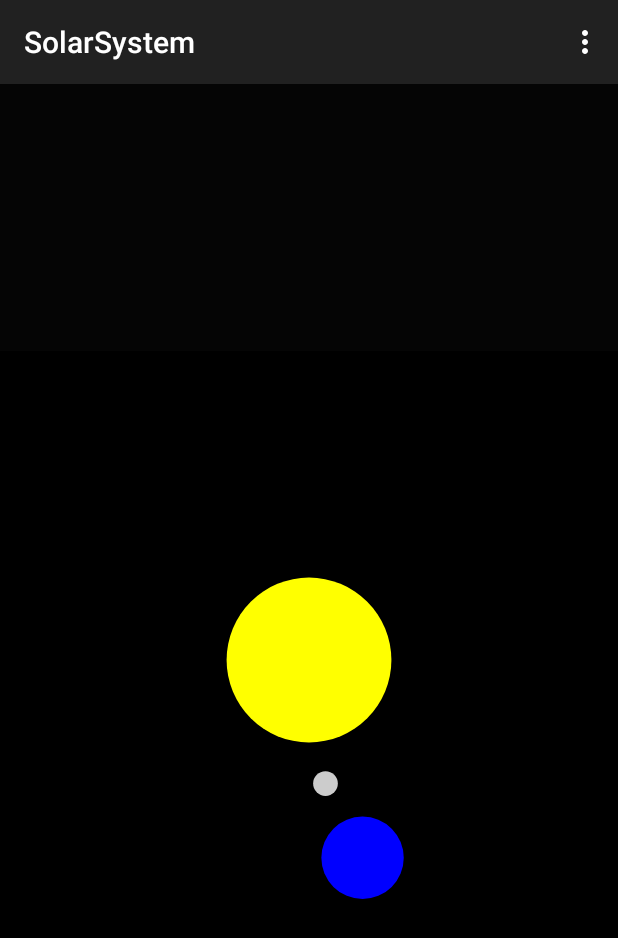
After one commit to vrnvikas/DragActivity, an Android app: the SolarSystem screen opened directly, with no data from a screen before it, on a phone screen of 412 x 824 dp. The commit adds this screen. Shown: the top 938 px of the screen. Run offline under Robolectric (Android 15) with nearby library versions, the phone set to English and light mode, and no system bars.

Commit message:
new
solar system added

```diff
--- a/app/src/main/AndroidManifest.xml
+++ b/app/src/main/AndroidManifest.xml
@@ -24,6 +24,10 @@
             android:name=".InteractiveBook"
             android:label="@string/title_activity_interactive_book" >
         </activity>
+        <activity
+            android:name=".SolarSystem"
+            android:label="@string/title_activity_solar_system" >
+        </activity>
     </application>
 
 </manifest>
--- /dev/null
+++ b/app/src/main/java/com/materialtest/vikaskumar/dragactivity/OrreryDrawable.java
@@ -0,0 +1,113 @@
+package com.materialtest.vikaskumar.dragactivity;
+
+import android.graphics.Color;
+import android.graphics.Point;
+import android.graphics.drawable.Drawable;
+import android.graphics.drawable.LayerDrawable;
+import android.graphics.drawable.ShapeDrawable;
+import android.graphics.drawable.shapes.OvalShape;
+import android.graphics.drawable.shapes.RectShape;
+import android.widget.ImageView;
+
+/**
+ * Created by Vikas Kumar on 30-10-2015.
+ */
+public class OrreryDrawable extends LayerDrawable{
+
+    private static final int SPACE_HEIGHT = 150;
+    private static final int RADIUS_SUN = 20;
+    private static final int RADIUS_EARTH = 10;
+    private static final int RADIUS_MOON = 3;
+    private static final int ORBIT_EARTH = 50;
+    private static final int ORBIT_MOON = 20;
+    private static final int SPACE_ID = 0;
+    private static final int SUN_ID = 1;
+    private static final int EARTH_ID = 2;
+    private static final int MOON_ID = 3;
+
+
+    private float rotationEarth=0;
+    private float rotationMoon=0;
+
+
+    public OrreryDrawable(Drawable[] bodies) {
+        super(bodies);
+    }
+
+
+    public static OrreryDrawable Create()
+    {
+        ShapeDrawable space = new ShapeDrawable(new RectShape());
+        space.getPaint().setColor(Color.BLACK);
+        space.setIntrinsicHeight(SPACE_HEIGHT);
+        space.setIntrinsicWidth(SPACE_HEIGHT);
+        ShapeDrawable sun = new ShapeDrawable(new OvalShape());
+        sun.getPaint().setColor(Color.YELLOW);
+        sun.setIntrinsicHeight(RADIUS_SUN*2);
+        sun.setIntrinsicWidth(RADIUS_SUN*2);
+
+        ShapeDrawable earth = new ShapeDrawable(new OvalShape());
+        earth.getPaint().setColor(Color.BLUE);
+        earth.setIntrinsicHeight(RADIUS_EARTH*2);
+        earth.setIntrinsicWidth(RADIUS_EARTH*2);
+        ShapeDrawable moon = new ShapeDrawable(new OvalShape());
+        moon.getPaint().setColor(Color.LTGRAY);
+        moon.setIntrinsicHeight(RADIUS_MOON*2);
+        moon.setIntrinsicWidth(RADIUS_MOON*2);
+        Drawable[] bodies = {space, sun, earth, moon};
+        OrreryDrawable myOrrery = new OrreryDrawable(bodies);
+        myOrrery.setEarthPosition(0);
+        myOrrery.setMoonPosition(0);
+        myOrrery.setLayerInset(
+                SPACE_ID,0,0,0,0);
+        myOrrery.setLayerInset(
+                SUN_ID,
+                SPACE_HEIGHT/2-RADIUS_SUN,
+                SPACE_HEIGHT/2-RADIUS_SUN,
+                SPACE_HEIGHT/2-RADIUS_SUN,
+                SPACE_HEIGHT/2-RADIUS_SUN);
+
+        return myOrrery;
+
+    }
+
+    public void setEarthPosition(float rotationEarth)
+    {
+        this.rotationEarth = rotationEarth;
+        Point earthCenter = getEarthCenter();
+        setLayerInset(EARTH_ID, (int) (earthCenter.x - RADIUS_EARTH), (int) (earthCenter.y - RADIUS_EARTH),
+                (int) (SPACE_HEIGHT - earthCenter.x - RADIUS_EARTH),
+                (int) (SPACE_HEIGHT - earthCenter.y - RADIUS_EARTH));
+        this.onBoundsChange(getBounds());
+    }
+
+    public void setMoonPosition(float rotationMoon)
+    {
+        this.rotationMoon = rotationMoon;
+        Point moonCenter = getMoonCenter();
+        setLayerInset(MOON_ID, (int) (moonCenter.x - RADIUS_MOON), (int) (moonCenter.y - RADIUS_MOON),
+                (int) (SPACE_HEIGHT - moonCenter.x - RADIUS_MOON),
+                (int) (SPACE_HEIGHT - moonCenter.y - RADIUS_MOON));
+        this.onBoundsChange(getBounds());
+    }
+
+    private Point getEarthCenter()
+    {
+        Point earthCenter = new Point();
+        earthCenter.x = (int) (SPACE_HEIGHT/2 + ORBIT_EARTH*Math.sin(rotationEarth));
+        earthCenter.y = (int) (SPACE_HEIGHT/2 + ORBIT_EARTH*Math.cos(rotationEarth));
+        return earthCenter;
+    }
+
+    private Point getMoonCenter()
+    {
+        Point moonCenter = new Point();
+        Point earthCenter = getEarthCenter();
+        moonCenter.x = (int) (earthCenter.x + ORBIT_MOON*Math.sin(rotationMoon));
+        moonCenter.y = (int) (earthCenter.y + ORBIT_MOON*Math.cos(rotationMoon));
+        return moonCenter;
+    }
+
+    //public void setContainer(ImageView orrery){container = orrery;}
+
+}
--- /dev/null
+++ b/app/src/main/java/com/materialtest/vikaskumar/dragactivity/SolarSystem.java
@@ -0,0 +1,47 @@
+package com.materialtest.vikaskumar.dragactivity;
+
+import android.support.v7.app.AppCompatActivity;
+import android.os.Bundle;
+import android.view.Menu;
+import android.view.MenuItem;
+import android.animation.ObjectAnimator;
+import android.animation.PropertyValuesHolder;
+import android.animation.ValueAnimator;
+import android.view.animation.LinearInterpolator;
+import android.widget.ImageView;
+
+
+
+public class SolarSystem extends AppCompatActivity {
+
+    @Override
+    protected void onCreate(Bundle savedInstanceState) {
+        super.onCreate(savedInstanceState);
+        setContentView(R.layout.activity_solar_system);
+
+        ImageView orrery = (ImageView) findViewById(R.id.orrery);
+        OrreryDrawable myOrreryDrawable = OrreryDrawable.Create();
+        orrery.setImageDrawable(myOrreryDrawable);
+
+        PropertyValuesHolder earthPositionValues = PropertyValuesHolder.ofFloat("EarthPosition", 0, (float)(2*Math.PI));
+        PropertyValuesHolder moonPositionValues = PropertyValuesHolder.ofFloat("MoonPosition", 0, (float) (2 * Math.PI * 13));
+
+        ObjectAnimator orreryAnimator = ObjectAnimator.ofPropertyValuesHolder(myOrreryDrawable, earthPositionValues, moonPositionValues);
+
+        ValueAnimator.setFrameDelay(100);
+        orreryAnimator.setDuration(60000);
+        orreryAnimator.setInterpolator(new LinearInterpolator());
+        orreryAnimator.setRepeatCount(ValueAnimator.INFINITE);
+        orreryAnimator.setRepeatMode(ValueAnimator.RESTART);
+        orreryAnimator.start();
+
+    }
+
+    @Override
+    public boolean onCreateOptionsMenu(Menu menu) {
+        // Inflate the menu; this adds items to the action bar if it is present.
+        getMenuInflater().inflate(R.menu.menu_solar_system, menu);
+        return true;
+    }
+
+}
--- /dev/null
+++ b/app/src/main/res/layout/activity_solar_system.xml
@@ -0,0 +1,16 @@
+<LinearLayout xmlns:android="http://schemas.android.com/apk/res/android"
+    xmlns:tools="http://schemas.android.com/tools"
+    android:id="@+id/main"
+    android:layout_width="fill_parent"
+    android:layout_height="fill_parent"
+    android:orientation="horizontal"
+    android:background="#fa000000"
+    tools:context="com.materialtest.vikaskumar.dragactivity.SolarSystem">
+
+    <ImageView
+        android:id="@+id/orrery"
+        android:layout_width="fill_parent"
+        android:layout_height="fill_parent" />
+
+
+</LinearLayout>
--- /dev/null
+++ b/app/src/main/res/menu/menu_solar_system.xml
@@ -0,0 +1,7 @@
+<menu xmlns:android="http://schemas.android.com/apk/res/android"
+    xmlns:app="http://schemas.android.com/apk/res-auto"
+    xmlns:tools="http://schemas.android.com/tools"
+    tools:context="com.materialtest.vikaskumar.dragactivity.SolarSystem">
+    <item android:id="@+id/action_settings" android:title="@string/action_settings"
+        android:orderInCategory="100" app:showAsAction="never" />
+</menu>
--- a/app/src/main/res/values/strings.xml
+++ b/app/src/main/res/values/strings.xml
@@ -5,4 +5,5 @@
     <string name="action_settings">Settings</string>
     <string name="title_activity_animation_test">AnimationTest</string>
     <string name="title_activity_interactive_book">InteractiveBook</string>
+    <string name="title_activity_solar_system">SolarSystem</string>
 </resources>
```
Also changed, not shown: app/src/main/java/com/materialtest/vikaskumar/dragactivity/InteractiveBook.java (added, +115 -0 lines), app/src/main/java/com/materialtest/vikaskumar/dragactivity/MainActivity.java (+13 -1 lines), app/src/main/res/animator/slidein.xml (added, +10 -0 lines), app/src/main/res/animator/slideout.xml (added, +8 -0 lines), app/src/main/res/drawable/ball.xml (added, +12 -0 lines), app/src/main/res/layout/activity_interactive_book.xml (added, +97 -0 lines), app/src/main/res/layout/activity_main.xml (+15 -12 lines), app/src/main/res/menu/menu_interactive_book.xml (added, +7 -0 lines).
